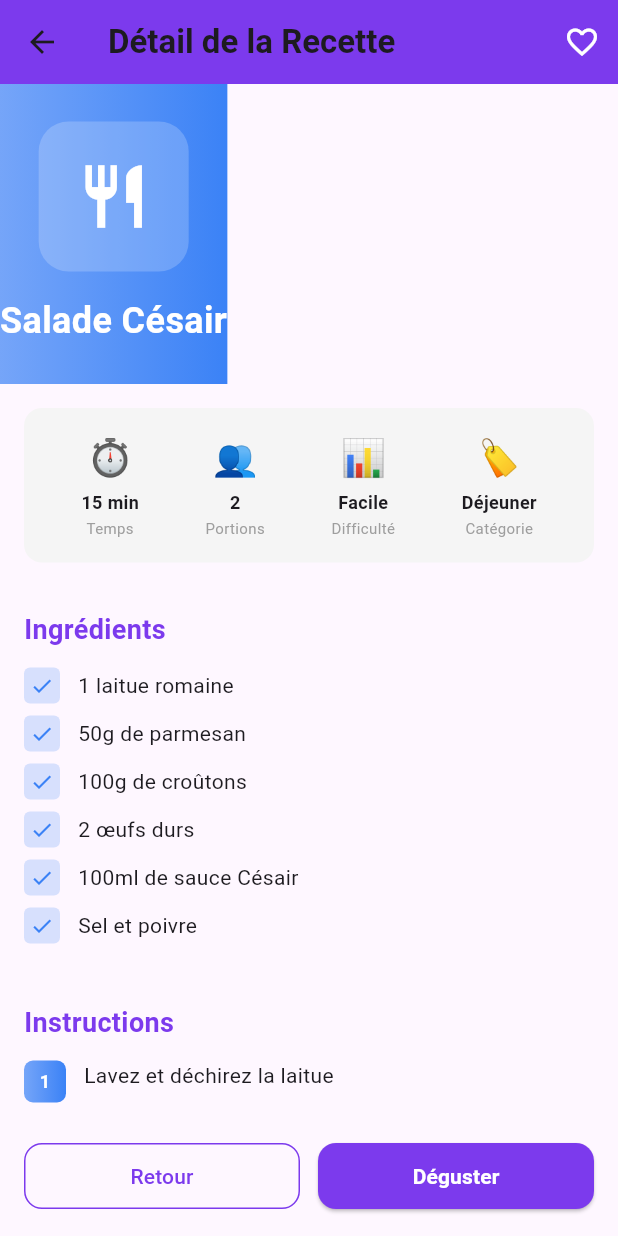
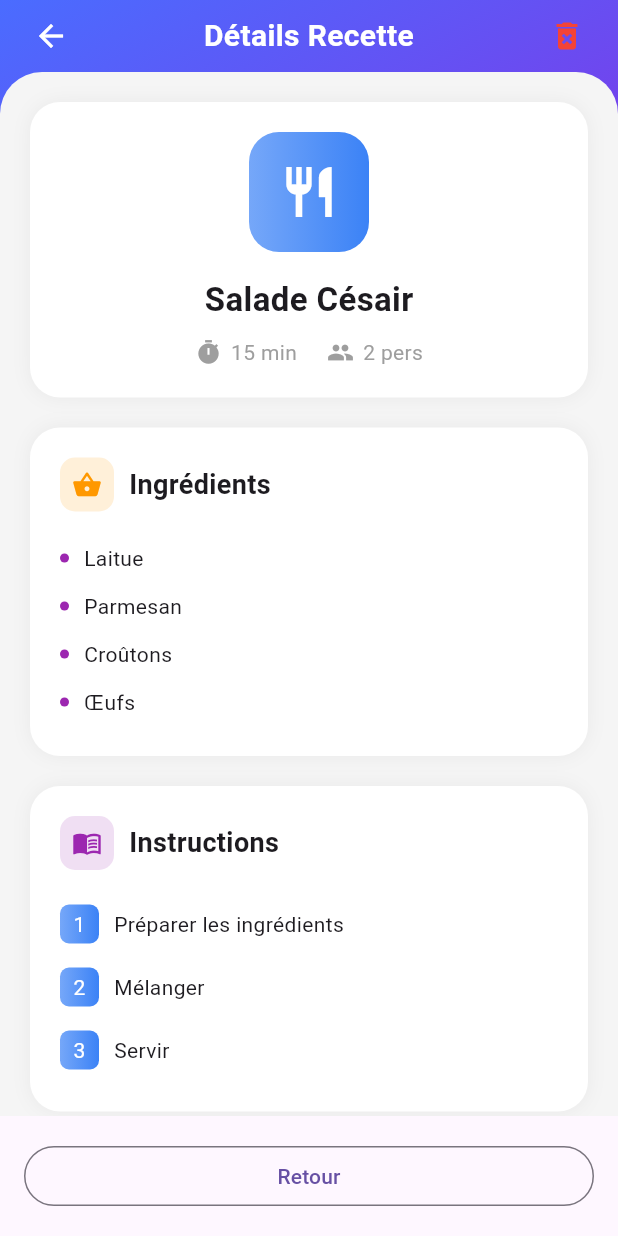
Before and after one commit to skandar96/DEVMOB-GestionRepas, a Flutter app: the RecipeDetailPage screen opened directly, on a phone screen of 412 x 824 dp. Run offline on Flutter 3.47's test engine with Material 3 defaults, Android fonts, the phone set to English and light mode, and no system bars; our stand-ins replace firebase_auth, firebase_core; accounts and stored records are empty.

Commit message:
Creation de RecipeDetailPage

```diff
--- a/lib/navigation/Routes.dart
+++ b/lib/navigation/Routes.dart
@@ -2,7 +2,7 @@ import 'package:flutter/material.dart';
 import '../views/Auth/RegisterPage .dart';
 import '../views/Auth/LoginPage.dart';
 import '../views/Home/main_screen.dart';
-import '../views/Recipe/RecipeListPage.dart';
+
 import '../views/Recipe/AddRecipePage.dart';
 import '../views/Recipe/RecipeDetailPage.dart';
 
@@ -10,7 +10,6 @@ class AppRoutes {
   static const String login = '/login';
   static const String register = '/register';
   static const String home = '/home';
-  static const String recipes = '/recipes';
   static const String addRecipe = '/addRecipe';
   static const String recipeDetail = '/recipeDetail';
 
@@ -20,8 +19,8 @@ class AppRoutes {
       login: (context) => const LoginScreen(),
       register: (context) => const RegisterScreen(),
       home: (context) => const MainNavigation(),
-      recipes: (context) => const RecipeListPage(),
       addRecipe: (context) => const AddRecipePage(),
+      recipeDetail: (context) => const RecipeDetailPage(),
     };
   }
 
--- a/lib/views/Recipe/RecipeDetailPage.dart
+++ b/lib/views/Recipe/RecipeDetailPage.dart
@@ -11,7 +11,6 @@ class RecipeDetailPage extends StatefulWidget {
 
 class _RecipeDetailPageState extends State<RecipeDetailPage> {
   late Map<String, dynamic> _recipe;
-  bool _isFavorite = false;
 
   @override
   void initState() {
@@ -21,188 +20,259 @@ class _RecipeDetailPageState extends State<RecipeDetailPage> {
 
   Map<String, dynamic> _getDefaultRecipe() {
     return {
-      'id': 1,
       'name': 'Salade Césair',
       'time': '15 min',
       'servings': '2',
       'difficulty': 'Facile',
       'color': const Color(0xFF3B82F6),
       'category': 'Déjeuner',
-      'description':
-          'Une délicieuse salade française avec des croûtons et du parmesan.',
-      'ingredients': [
-        '1 laitue romaine',
-        '50g de parmesan',
-        '100g de croûtons',
-        '2 œufs durs',
-        '100ml de sauce Césair',
-        'Sel et poivre',
-      ],
-      'instructions': [
-        'Lavez et déchirez la laitue',
-        'Préparez les croûtons',
-        'Cuisez les œufs durs',
-        'Mélangez tous les ingrédients',
-        'Versez la sauce et servez',
-      ],
+      'ingredients': ['Laitue', 'Parmesan', 'Croûtons', 'Œufs'],
+      'instructions': ['Préparer les ingrédients', 'Mélanger', 'Servir'],
     };
   }
 
-  @override
-  Widget build(BuildContext context) {
-    return Scaffold(
-      appBar: AppBar(
-        backgroundColor: const Color(0xFF7C3AED),
-        title: const Text(
-          'Détail de la Recette',
-          style: TextStyle(fontWeight: FontWeight.bold),
+  void _deleteRecipe() {
+    showDialog(
+      context: context,
+      builder: (BuildContext context) => AlertDialog(
+        title: const Text('Supprimer la recette'),
+        content: Text(
+          'Êtes-vous sûr de vouloir supprimer "${_recipe['name']}" ?',
         ),
-        centerTitle: false,
-        elevation: 0,
         actions: [
-          IconButton(
-            icon: Icon(
-              _isFavorite ? Icons.favorite : Icons.favorite_border,
-              color: Colors.white,
+          TextButton(
+            onPressed: () => Navigator.pop(context),
+            child: const Text('Annuler'),
           ),
-            onPressed: () => setState(() => _isFavorite = !_isFavorite),
-          ),
-        ],
-      ),
-      body: SingleChildScrollView(
-        child: Column(
-          crossAxisAlignment: CrossAxisAlignment.start,
-          children: [
-            _buildHeader(),
-            _buildInfoBar(),
-            _buildSection('Ingrédients', _buildIngredientsList()),
-            _buildSection('Instructions', _buildInstructionsList()),
-            _buildSection('Nutrition', _buildNutritionInfo()),
-            const SizedBox(height: 20),
-          ],
-        ),
-      ),
-      bottomNavigationBar: _buildActionButtons(),
-    );
-  }
-
-  Widget _buildHeader() {
-    return Container(
-      height: 200,
-      decoration: BoxDecoration(
-        gradient: LinearGradient(
-          colors: [_recipe['color'].withOpacity(0.7), _recipe['color']],
-        ),
-      ),
-      child: Column(
-        mainAxisAlignment: MainAxisAlignment.center,
-        children: [
-          Container(
-            width: 100,
-            height: 100,
-            decoration: BoxDecoration(
-              color: Colors.white.withOpacity(0.2),
-              borderRadius: BorderRadius.circular(20),
-            ),
-            child: Icon(Icons.restaurant, size: 50, color: Colors.white),
-          ),
-          const SizedBox(height: 16),
-          Text(
-            _recipe['name'],
-            style: const TextStyle(
-              color: Colors.white,
-              fontSize: 24,
-              fontWeight: FontWeight.bold,
-            ),
-            textAlign: TextAlign.center,
+          TextButton(
+            onPressed: () {
+              Navigator.pop(context); // Fermer le dialog
+              Navigator.pop(context); // Retour à la page précédente
+            },
+            child: const Text('Supprimer', style: TextStyle(color: Colors.red)),
           ),
         ],
       ),
     );
   }
 
-  Widget _buildInfoBar() {
+  @override
+  Widget build(BuildContext context) {
+    return Scaffold(
+      body: Container(
+        // 🔥 GRADIENT MODERNE
+        decoration: const BoxDecoration(
+          gradient: LinearGradient(
+            colors: [Color(0xFF4A6CFF), Color(0xFF8A2BE2), Color(0xFFFF1493)],
+            begin: Alignment.topLeft,
+            end: Alignment.bottomRight,
+          ),
+        ),
+
+        child: SafeArea(
+          child: Column(
+            children: [
+              // 🔥 HEADER
+              Padding(
+                padding: const EdgeInsets.symmetric(horizontal: 10),
+                child: Row(
+                  children: [
+                    IconButton(
+                      onPressed: () => Navigator.pop(context),
+                      icon: const Icon(Icons.arrow_back, color: Colors.white),
+                    ),
+                    const Expanded(
+                      child: Text(
+                        'Détails Recette',
+                        textAlign: TextAlign.center,
+                        style: TextStyle(
+                          color: Colors.white,
+                          fontSize: 20,
+                          fontWeight: FontWeight.bold,
+                        ),
+                      ),
+                    ),
+                    IconButton(
+                      icon: const Icon(Icons.delete_forever, color: Colors.red),
+                      onPressed: _deleteRecipe,
+                    ),
+                  ],
+                ),
+              ),
+
+              // 🔥 CONTENU
+              Expanded(
+                child: Container(
+                  decoration: const BoxDecoration(
+                    color: Color(0xFFF5F5F5),
+                    borderRadius: BorderRadius.only(
+                      topLeft: Radius.circular(28),
+                      topRight: Radius.circular(28),
+                    ),
+                  ),
+                  child: SingleChildScrollView(
+                    padding: const EdgeInsets.all(20),
+                    child: Column(
+                      children: [
+                        // 🔥 CARD HEADER
+                        _buildHeaderCard(),
+
+                        const SizedBox(height: 20),
+
+                        _buildSection(
+                          'Ingrédients',
+                          Icons.shopping_basket,
+                          Colors.orange,
+                          _buildIngredients(),
+                        ),
+
+                        const SizedBox(height: 20),
+
+                        _buildSection(
+                          'Instructions',
+                          Icons.menu_book,
+                          Colors.purple,
+                          _buildInstructions(),
+                        ),
+
+                        const SizedBox(height: 80),
+                      ],
+                    ),
+                  ),
+                ),
+              ),
+            ],
+          ),
+        ),
+      ),
+
+      // 🔥 BOUTONS BAS
+      bottomNavigationBar: _buildButtons(),
+    );
+  }
+
+  // 🔥 CARD PRINCIPALE
+  Widget _buildHeaderCard() {
     return Container(
-      margin: const EdgeInsets.all(16),
-      padding: const EdgeInsets.all(16),
+      padding: const EdgeInsets.all(20),
       decoration: BoxDecoration(
-        color: Colors.grey[100],
-        borderRadius: BorderRadius.circular(12),
+        color: Colors.white,
+        borderRadius: BorderRadius.circular(20),
+        boxShadow: [
+          BoxShadow(color: Colors.black.withOpacity(0.05), blurRadius: 10),
+        ],
       ),
-      child: Row(
-        mainAxisAlignment: MainAxisAlignment.spaceAround,
+      child: Column(
         children: [
-          _buildInfoItem('⏱️', _recipe['time'], 'Temps'),
-          _buildInfoItem('👥', _recipe['servings'], 'Portions'),
-          _buildInfoItem('📊', _recipe['difficulty'], 'Difficulté'),
-          _buildInfoItem('🏷️', _recipe['category'], 'Catégorie'),
+          Container(
+            width: 80,
+            height: 80,
+            decoration: BoxDecoration(
+              gradient: LinearGradient(
+                colors: [_recipe['color'].withOpacity(0.7), _recipe['color']],
+              ),
+              borderRadius: BorderRadius.circular(20),
+            ),
+            child: const Icon(Icons.restaurant, color: Colors.white, size: 40),
+          ),
+
+          const SizedBox(height: 16),
+
+          Text(
+            _recipe['name'],
+            style: const TextStyle(fontSize: 22, fontWeight: FontWeight.bold),
+          ),
+
+          const SizedBox(height: 10),
+
+          Row(
+            mainAxisAlignment: MainAxisAlignment.center,
+            children: [
+              _infoChip(Icons.timer, _recipe['time']),
+              const SizedBox(width: 20),
+              _infoChip(Icons.people, '${_recipe['servings']} pers'),
+            ],
+          ),
         ],
       ),
     );
   }
 
-  Widget _buildInfoItem(String icon, String value, String label) {
-    return Column(
+  Widget _infoChip(IconData icon, String text) {
+    return Row(
       children: [
-        Text(icon, style: const TextStyle(fontSize: 24)),
-        const SizedBox(height: 4),
-        Text(
-          value,
-          style: const TextStyle(fontWeight: FontWeight.bold, fontSize: 12),
-        ),
-        const SizedBox(height: 2),
-        Text(label, style: const TextStyle(fontSize: 10, color: Colors.grey)),
+        Icon(icon, size: 18, color: Colors.grey),
+        const SizedBox(width: 6),
+        Text(text, style: const TextStyle(color: Colors.grey)),
       ],
     );
   }
 
-  Widget _buildSection(String title, Widget content) {
-    return Padding(
-      padding: const EdgeInsets.all(16),
+  // 🔥 SECTION DESIGN
+  Widget _buildSection(
+    String title,
+    IconData icon,
+    Color color,
+    Widget content,
+  ) {
+    return Container(
+      padding: const EdgeInsets.all(20),
+      decoration: BoxDecoration(
+        color: Colors.white,
+        borderRadius: BorderRadius.circular(20),
+        boxShadow: [
+          BoxShadow(color: Colors.black.withOpacity(0.05), blurRadius: 10),
+        ],
+      ),
       child: Column(
         crossAxisAlignment: CrossAxisAlignment.start,
         children: [
+          Row(
+            children: [
+              Container(
+                padding: const EdgeInsets.all(8),
+                decoration: BoxDecoration(
+                  color: color.withOpacity(0.15),
+                  borderRadius: BorderRadius.circular(10),
+                ),
+                child: Icon(icon, color: color, size: 20),
+              ),
+              const SizedBox(width: 10),
               Text(
                 title,
                 style: const TextStyle(
                   fontSize: 18,
                   fontWeight: FontWeight.bold,
-              color: Color(0xFF7C3AED),
                 ),
               ),
-          const SizedBox(height: 12),
+            ],
+          ),
+          const SizedBox(height: 15),
           content,
         ],
       ),
     );
   }
 
-  Widget _buildIngredientsList() {
+  // 🔥 INGREDIENTS
+  Widget _buildIngredients() {
     return Column(
-      children: (_recipe['ingredients'] as List<String>)
-          .asMap()
-          .entries
+      children: (_recipe['ingredients'] as List)
           .map(
-            (entry) => Padding(
-              padding: const EdgeInsets.only(bottom: 8),
+            (e) => Padding(
+              padding: const EdgeInsets.symmetric(vertical: 6),
               child: Row(
                 children: [
                   Container(
-                    width: 24,
-                    height: 24,
-                    decoration: BoxDecoration(
-                      color: _recipe['color'].withOpacity(0.2),
-                      borderRadius: BorderRadius.circular(4),
-                    ),
-                    child: Icon(Icons.check, size: 16, color: _recipe['color']),
-                  ),
-                  const SizedBox(width: 12),
-                  Expanded(
-                    child: Text(
-                      entry.value,
-                      style: const TextStyle(fontSize: 14),
+                    width: 6,
+                    height: 6,
+                    decoration: const BoxDecoration(
+                      color: Colors.purple,
+                      shape: BoxShape.circle,
                     ),
                   ),
+                  const SizedBox(width: 10),
+                  Text(e.toString()),
                 ],
               ),
             ),
@@ -211,20 +281,20 @@ class _RecipeDetailPageState extends State<RecipeDetailPage> {
     );
   }
 
-  Widget _buildInstructionsList() {
+  // 🔥 INSTRUCTIONS
+  Widget _buildInstructions() {
     return Column(
-      children: (_recipe['instructions'] as List<String>)
+      children: (_recipe['instructions'] as List)
           .asMap()
           .entries
           .map(
             (entry) => Padding(
-              padding: const EdgeInsets.only(bottom: 12),
+              padding: const EdgeInsets.symmetric(vertical: 8),
               child: Row(
-                crossAxisAlignment: CrossAxisAlignment.start,
                 children: [
                   Container(
-                    width: 28,
-                    height: 28,
+                    width: 26,
+                    height: 26,
                     decoration: BoxDecoration(
                       gradient: LinearGradient(
                         colors: [
@@ -237,21 +307,12 @@ class _RecipeDetailPageState extends State<RecipeDetailPage> {
                     child: Center(
                       child: Text(
                         '${entry.key + 1}',
-                        style: const TextStyle(
-                          color: Colors.white,
-                          fontWeight: FontWeight.bold,
-                          fontSize: 12,
+                        style: const TextStyle(color: Colors.white),
                       ),
                     ),
                   ),
-                  ),
-                  const SizedBox(width: 12),
-                  Expanded(
-                    child: Text(
-                      entry.value,
-                      style: const TextStyle(fontSize: 14),
-                    ),
-                  ),
+                  const SizedBox(width: 10),
+                  Expanded(child: Text(entry.value.toString())),
                 ],
               ),
             ),
@@ -260,89 +321,20 @@ class _RecipeDetailPageState extends State<RecipeDetailPage> {
     );
   }
 
-  Widget _buildNutritionInfo() {
-    return Container(
-      padding: const EdgeInsets.all(12),
-      decoration: BoxDecoration(
-        color: Colors.grey[100],
-        borderRadius: BorderRadius.circular(12),
-      ),
-      child: Row(
-        mainAxisAlignment: MainAxisAlignment.spaceAround,
-        children: [
-          _buildNutritionItem('Calories', '245'),
-          _buildNutritionItem('Protéines', '15g'),
-          _buildNutritionItem('Lipides', '12g'),
-          _buildNutritionItem('Glucides', '8g'),
-        ],
-      ),
-    );
-  }
-
-  Widget _buildNutritionItem(String label, String value) {
-    return Column(
-      children: [
-        Text(
-          value,
-          style: const TextStyle(fontWeight: FontWeight.bold, fontSize: 14),
-        ),
-        const SizedBox(height: 4),
-        Text(label, style: const TextStyle(fontSize: 11, color: Colors.grey)),
-      ],
-    );
-  }
-
-  Widget _buildActionButtons() {
-    return SafeArea(
-      child: Padding(
+  // 🔥 BOUTONS BAS
+  Widget _buildButtons() {
+    return Padding(
       padding: const EdgeInsets.all(16),
       child: Row(
         children: [
           Expanded(
             child: OutlinedButton(
               onPressed: () => Navigator.pop(context),
-                style: OutlinedButton.styleFrom(
-                  padding: const EdgeInsets.symmetric(vertical: 12),
-                  side: const BorderSide(color: Color(0xFF7C3AED)),
-                  shape: RoundedRectangleBorder(
-                    borderRadius: BorderRadius.circular(12),
-                  ),
-                ),
-                child: const Text(
-                  'Retour',
-                  style: TextStyle(color: Color(0xFF7C3AED)),
-                ),
-              ),
-            ),
-            const SizedBox(width: 12),
-            Expanded(
-              child: ElevatedButton(
-                onPressed: () {
-                  ScaffoldMessenger.of(context).showSnackBar(
-                    const SnackBar(
-                      content: Text('Recette ajoutée à votre planning!'),
-                    ),
-                  );
-                },
-                style: ElevatedButton.styleFrom(
-                  backgroundColor: const Color(0xFF7C3AED),
-                  padding: const EdgeInsets.symmetric(vertical: 12),
-                  shape: RoundedRectangleBorder(
-                    borderRadius: BorderRadius.circular(12),
-                  ),
-                ),
-                child: const Text(
-                  'Déguster',
-                  style: TextStyle(
-                    color: Colors.white,
-                    fontWeight: FontWeight.bold,
-                  ),
-                ),
+              child: const Text('Retour'),
             ),
           ),
         ],
       ),
-      ),
     );
   }
 }
```
Lines whose indentation alone changed are shown as unchanged.
